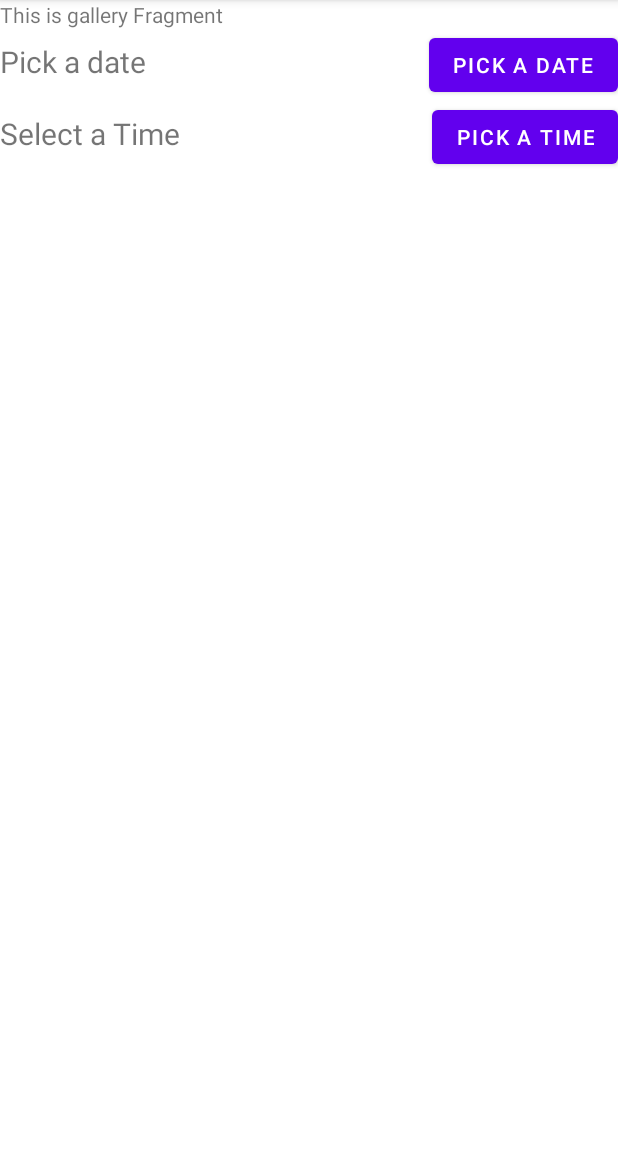
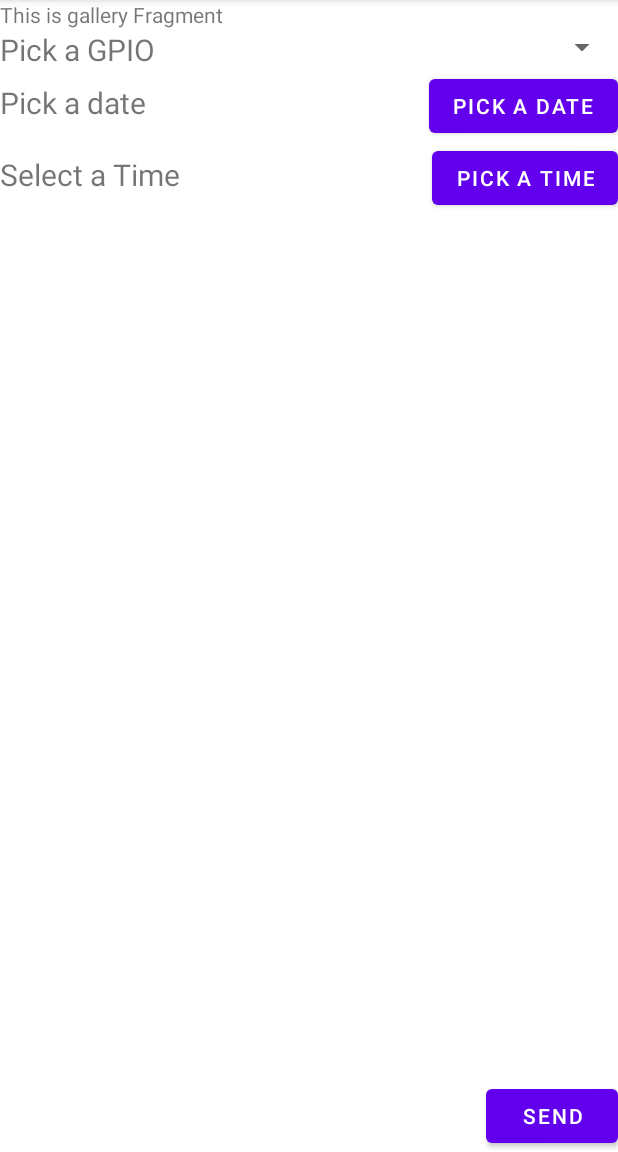
Before and after one commit to jtpunt/LightSwitch, an Android app: the fragment GalleryFragment shown on its own in the app's theme, on a phone screen of 412 x 824 dp, the part 84-1236 px from its top. Run offline under Robolectric (Android 15) with nearby library versions, the phone set to English and light mode, and no system bars; 1 statement that could not run was skipped.

Commit message:
added gpio drop down, submit button, and global variables to save date and time data

```diff
--- a/app/src/main/java/com/example/lightswitch/ui/gallery/GalleryFragment.kt
+++ b/app/src/main/java/com/example/lightswitch/ui/gallery/GalleryFragment.kt
@@ -2,17 +2,20 @@ package com.example.lightswitch.ui.gallery
 
 import android.app.DatePickerDialog
 import android.app.TimePickerDialog
+import android.content.res.TypedArray
 import android.os.Bundle
 import android.util.Log
 import android.view.LayoutInflater
 import android.view.View
 import android.view.ViewGroup
+import android.widget.ArrayAdapter
 import android.widget.TextView
 import androidx.fragment.app.Fragment
 import androidx.lifecycle.Observer
 import androidx.lifecycle.ViewModelProvider
 import com.example.lightswitch.R
 import android.widget.Button
+import android.widget.Spinner
 import java.util.*
 
 class GalleryFragment : Fragment() {
@@ -30,13 +33,22 @@ class GalleryFragment : Fragment() {
         val textView: TextView = root.findViewById(R.id.text_gallery)
         val textDate: TextView = root.findViewById(R.id.text_date)
         val textTime: TextView = root.findViewById(R.id.text_time)
+        val gpioSpinner: Spinner = root.findViewById(R.id.gpios_spinner)
         galleryViewModel.text.observe(viewLifecycleOwner, Observer {
             textView.text = it
         })
-        val mPickDateBtn: Button = root.findViewById(R.id.pickDateBtn);
-        val mPickTimeBtn: Button = root.findViewById(R.id.pickTimeBtn);
+        val pickDateBtn: Button = root.findViewById(R.id.pickDateBtn);
+        val pickTimeBtn: Button = root.findViewById(R.id.pickTimeBtn);
+        val submitBtn: Button = root.findViewById(R.id.submitBtn);
 
-        mPickDateBtn.setOnClickListener {
+        val globalSec: Number = -1;
+        var globalMin: Number = -1;
+        var globalHour: Number = -1;
+
+        var globalYear: Number = -1;
+        var globalMonth: Number = -1;
+        var globalDayOfMonth: Number = -1;
+        pickDateBtn.setOnClickListener {
             val c = Calendar.getInstance()
             val year = c.get(Calendar.YEAR)
             val month = c.get(Calendar.MONTH)
@@ -44,20 +56,44 @@ class GalleryFragment : Fragment() {
             val dpd = DatePickerDialog(requireContext(), DatePickerDialog.OnDateSetListener { view, year, monthOfYear, dayOfMonth ->
                 // Display Selected date in TextView
                 textDate.setText("" + dayOfMonth + " " + month + ", " + year)
+                globalDayOfMonth = dayOfMonth;
+                globalMonth = month;
+                globalYear = year;
                 Log.d("STATE1", textDate.getText().toString());
             }, year, month, day)
             dpd.show()
         }
-        mPickTimeBtn.setOnClickListener{
+        pickTimeBtn.setOnClickListener{
             val c = Calendar.getInstance()
             val hour = c.get(Calendar.HOUR_OF_DAY)
             val minute = c.get(Calendar.MINUTE)
             val second = c.get(Calendar.SECOND)
             val dtd = TimePickerDialog(requireContext(), TimePickerDialog.OnTimeSetListener{ view, hour, minute ->
                 textTime.setText("" + hour + ":" + minute);
+                globalHour = hour;
+                globalMin = minute;
                 Log.d("STATE1", textTime.getText().toString());
             }, hour, minute, true)
             dtd.show();
+        }
+        submitBtn.setOnClickListener{
+
+            Log.d("STATE1", "Global Hour = ${globalHour.toString()}")
+            Log.d("STATE1", "Global Minute = ${globalMin}")
+
+            Log.d("STATE1", "Global Year = ${globalYear}")
+            Log.d("STATE1", "Global Month = ${globalMonth}")
+            Log.d("STATE1", "Global Day of Month = ${globalDayOfMonth}")
+        }
+        ArrayAdapter.createFromResource(
+                requireContext(),
+                R.array.gpios_array,
+                android.R.layout.simple_spinner_item
+        ).also { adapter ->
+            // Specify the layout to use when the list of choices appears
+            adapter.setDropDownViewResource(android.R.layout.simple_spinner_dropdown_item)
+            // Apply the adapter to the spinner
+            gpioSpinner.adapter = adapter
         }
 
         return root
--- a/app/src/main/res/layout/app_bar_main.xml
+++ b/app/src/main/res/layout/app_bar_main.xml
@@ -22,12 +22,12 @@
 
     <include layout="@layout/content_main" />
 
-    <com.google.android.material.floatingactionbutton.FloatingActionButton
-        android:id="@+id/fab"
-        android:layout_width="wrap_content"
-        android:layout_height="wrap_content"
-        android:layout_gravity="bottom|end"
-        android:layout_margin="@dimen/fab_margin"
-        app:srcCompat="@android:drawable/ic_dialog_email" />
+<!--    <com.google.android.material.floatingactionbutton.FloatingActionButton-->
+<!--        android:id="@+id/fab"-->
+<!--        android:layout_width="wrap_content"-->
+<!--        android:layout_height="wrap_content"-->
+<!--        android:layout_gravity="bottom|end"-->
+<!--        android:layout_margin="@dimen/fab_margin"-->
+<!--        app:srcCompat="@android:drawable/ic_dialog_email" />-->
 
 </androidx.coordinatorlayout.widget.CoordinatorLayout>
--- a/app/src/main/res/layout/fragment_gallery.xml
+++ b/app/src/main/res/layout/fragment_gallery.xml
@@ -13,17 +13,32 @@
         app:layout_constraintTop_toTopOf="parent">
         <TextView
             android:id="@+id/text_gallery"
-            android:text="Pick a date"
             android:layout_alignParentLeft="true"
             android:layout_height="wrap_content"
             android:layout_width="fill_parent"/>
+        <LinearLayout
+            android:layout_width="match_parent"
+            android:layout_height="wrap_content"
+            android:orientation="horizontal">
+            <TextView
+                android:id="@+id/text_gpio"
+                android:text="@string/gpio_title"
+                android:layout_alignParentLeft="true"
+                android:textSize="20sp"
+                android:layout_height="wrap_content"
+                android:layout_width="wrap_content" />
+            <Spinner
+                android:id="@+id/gpios_spinner"
+                android:layout_width="match_parent"
+                android:layout_height="wrap_content"
+                android:spinnerMode="dropdown"/>
 
+        </LinearLayout>
         <LinearLayout
             android:layout_width="match_parent"
             android:layout_height="wrap_content"
             app:layout_constraintHorizontal_bias="0.5"
-            app:layout_constraintStart_toStartOf="parent"
-            app:layout_constraintTop_toTopOf="parent">
+            app:layout_constraintStart_toStartOf="parent">
 
             <TextView
                 android:id="@+id/text_date"
@@ -42,13 +57,11 @@
         </LinearLayout>
 
         <LinearLayout
-            android:layout_width="fill_parent"
-            android:layout_height="fill_parent"
-            android:orientation="horizontal"
+            android:layout_width="match_parent"
+            android:layout_height="wrap_content"
+            android:layout_weight="1"
 
-            app:layout_constraintHorizontal_bias="0.5"
-            app:layout_constraintStart_toStartOf="parent"
-            app:layout_constraintTop_toTopOf="parent">
+            android:orientation="horizontal">
 
             <TextView
                 android:id="@+id/text_time"
@@ -64,7 +77,13 @@
                 android:layout_width="wrap_content"
                 android:layout_height="wrap_content"
                 android:text="@string/pick_time" />
+        </LinearLayout>
+        <Button
+            android:id="@+id/submitBtn"
+            android:layout_width="wrap_content"
+            android:layout_height="wrap_content"
+            android:layout_gravity="right"
+            android:text="@string/send" />
+    </LinearLayout>
 
-        </LinearLayout>
-    </LinearLayout>
 </androidx.constraintlayout.widget.ConstraintLayout>
--- a/app/src/main/res/values/strings.xml
+++ b/app/src/main/res/values/strings.xml
@@ -10,6 +10,8 @@
     <string name="menu_home">Home</string>
     <string name="menu_gallery">Gallery</string>
     <string name="menu_slideshow">Slideshow</string>
+    <string name="gpio_title">Pick a GPIO</string>
     <string name="pick_date">Pick a Date</string>
     <string name="pick_time">Pick a Time</string>
+    <string name="send">Send</string>
 </resources>
```
